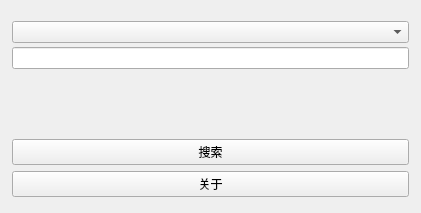
penguin806/HunnuStuInfoLookupTool, file mainwindow.ui: the form before one commit.
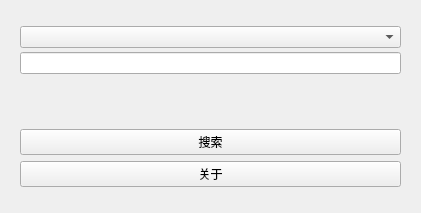
The form after the commit.

Patch:
```diff
--- a/mainwindow.ui
+++ b/mainwindow.ui
@@ -16,13 +16,16 @@
   <widget class="QWidget" name="centralWidget">
    <layout class="QGridLayout" name="gridLayout_2">
     <property name="leftMargin">
-     <number>12</number>
+     <number>20</number>
+    </property>
+    <property name="topMargin">
+     <number>16</number>
     </property>
     <property name="rightMargin">
-     <number>12</number>
+     <number>20</number>
     </property>
     <property name="bottomMargin">
-     <number>6</number>
+     <number>16</number>
     </property>
     <item row="3" column="0">
      <spacer name="verticalSpacer">
```
